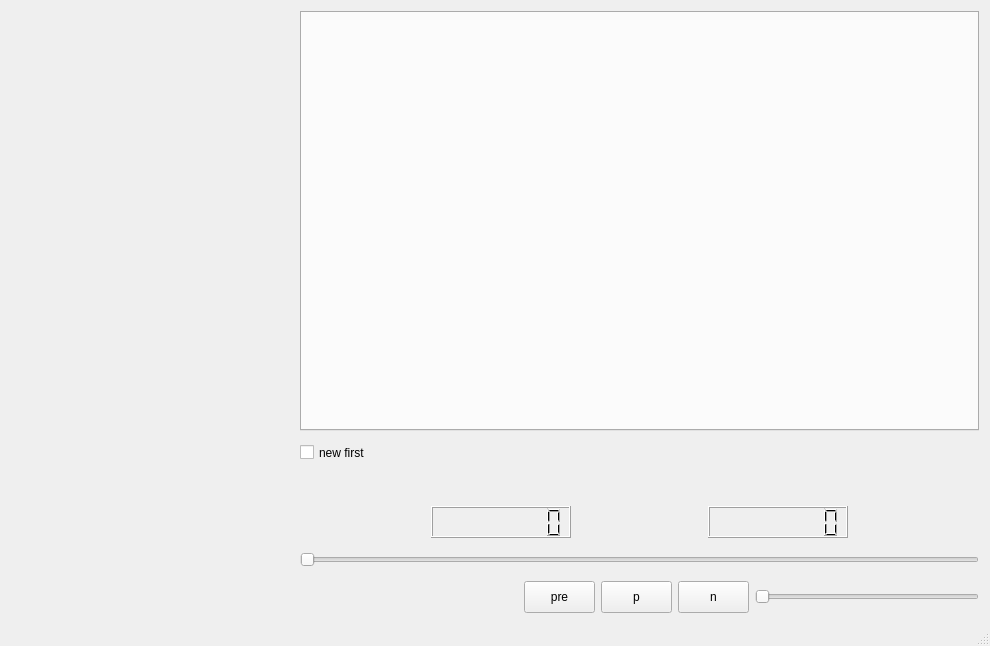
UltyX/Final_play, file mainwindow.ui: the form before one commit.
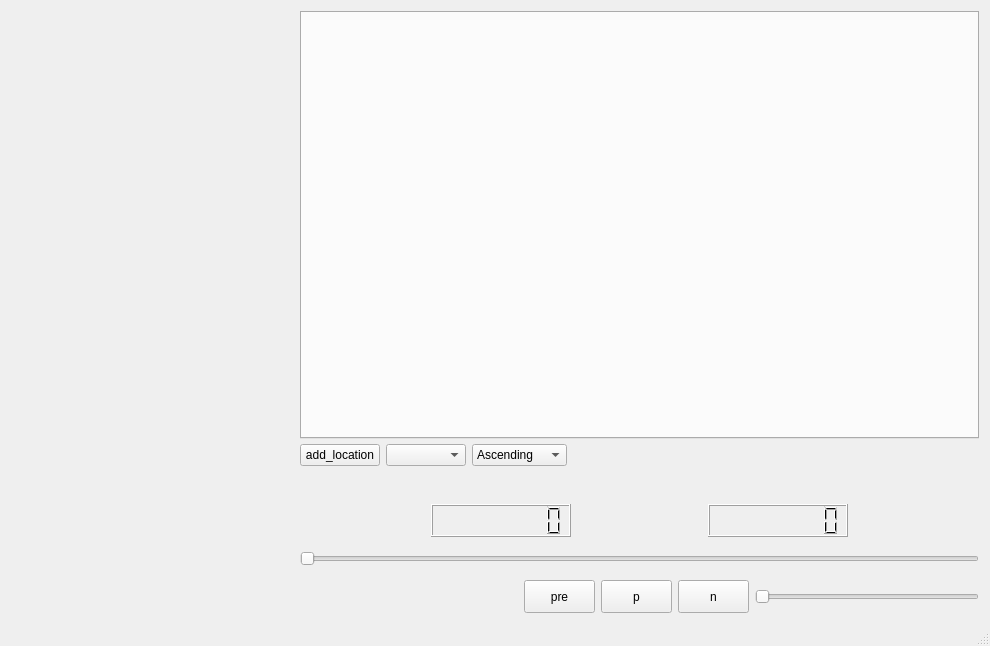
The form after the commit.

Commit message: adding better sort options

The edit to the form file:
```diff
--- a/mainwindow.ui
+++ b/mainwindow.ui
@@ -41,18 +41,42 @@
         <item>
          <layout class="QHBoxLayout" name="options">
           <item>
-           <widget class="QCheckBox" name="order_ckbox">
-            <property name="sizePolicy">
-             <sizepolicy hsizetype="Minimum" vsizetype="Expanding">
-              <horstretch>0</horstretch>
-              <verstretch>0</verstretch>
-             </sizepolicy>
-            </property>
+           <widget class="QPushButton" name="add_local_b">
             <property name="text">
-             <string>new first</string>
+             <string>add_location</string>
             </property>
            </widget>
           </item>
+          <item>
+           <widget class="QComboBox" name="row_sort0_b">
+            <property name="minimumSize">
+             <size>
+              <width>80</width>
+              <height>0</height>
+             </size>
+            </property>
+           </widget>
+          </item>
+          <item>
+           <widget class="QComboBox" name="row_AD0_b">
+            <property name="minimumSize">
+             <size>
+              <width>80</width>
+              <height>0</height>
+             </size>
+            </property>
+            <item>
+             <property name="text">
+              <string>Ascending</string>
+             </property>
+            </item>
+            <item>
+             <property name="text">
+              <string>Descending</string>
+             </property>
+            </item>
+           </widget>
+          </item>
           <item>
            <spacer name="horizontalSpacer_2">
             <property name="orientation">
```
Left out of the diff: 2 changed lines with no effect on the pictures. The commit also changes 6 other files.
